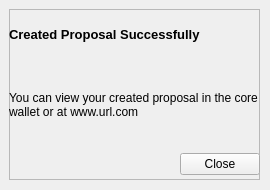
Qt form src/qt/forms/communityfundsuccessdialog.ui (navcoin/navcoin-core) before a commit.
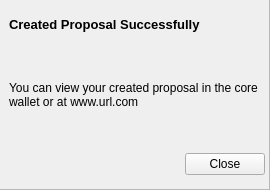
The same form after that commit.

Commit message: Basic success dialog implementation + window title changes

The edit to the form file:
```diff
--- a/src/qt/forms/communityfundsuccessdialog.ui
+++ b/src/qt/forms/communityfundsuccessdialog.ui
@@ -16,10 +16,10 @@
   <widget class="QFrame" name="frame">
    <property name="geometry">
     <rect>
-     <x>9</x>
-     <y>9</y>
-     <width>251</width>
-     <height>171</height>
+     <x>-1</x>
+     <y>-1</y>
+     <width>271</width>
+     <height>191</height>
     </rect>
    </property>
    <property name="frameShape">
@@ -31,9 +31,9 @@
    <widget class="QWidget" name="verticalLayoutWidget">
     <property name="geometry">
      <rect>
-      <x>0</x>
+      <x>10</x>
       <y>0</y>
-      <width>251</width>
+      <width>261</width>
       <height>51</height>
      </rect>
     </property>
@@ -66,9 +66,9 @@
    <widget class="QWidget" name="verticalLayoutWidget_2">
     <property name="geometry">
      <rect>
-      <x>0</x>
+      <x>10</x>
       <y>50</y>
-      <width>251</width>
+      <width>261</width>
       <height>91</height>
      </rect>
     </property>
@@ -90,8 +90,8 @@
      <rect>
       <x>0</x>
       <y>140</y>
-      <width>251</width>
-      <height>31</height>
+      <width>271</width>
+      <height>51</height>
      </rect>
     </property>
     <layout class="QHBoxLayout" name="horizontalLayout">
@@ -115,6 +115,22 @@
        </property>
       </widget>
      </item>
+     <item>
+      <spacer name="horizontalSpacer_2">
+       <property name="orientation">
+        <enum>Qt::Horizontal</enum>
+       </property>
+       <property name="sizeType">
+        <enum>QSizePolicy::Fixed</enum>
+       </property>
+       <property name="sizeHint" stdset="0">
+        <size>
+         <width>5</width>
+         <height>20</height>
+        </size>
+       </property>
+      </spacer>
+     </item>
     </layout>
    </widget>
   </widget>
```
Left out of the diff: 2 changed lines with no effect on the pictures. The commit also changes 4 other files.
